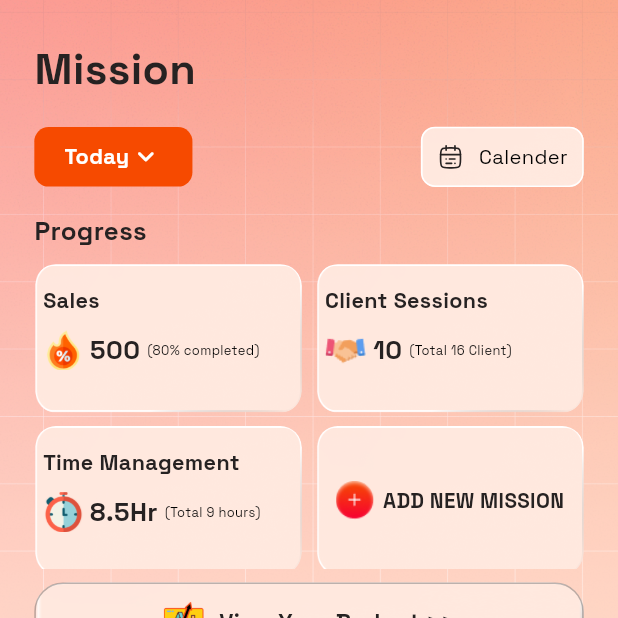
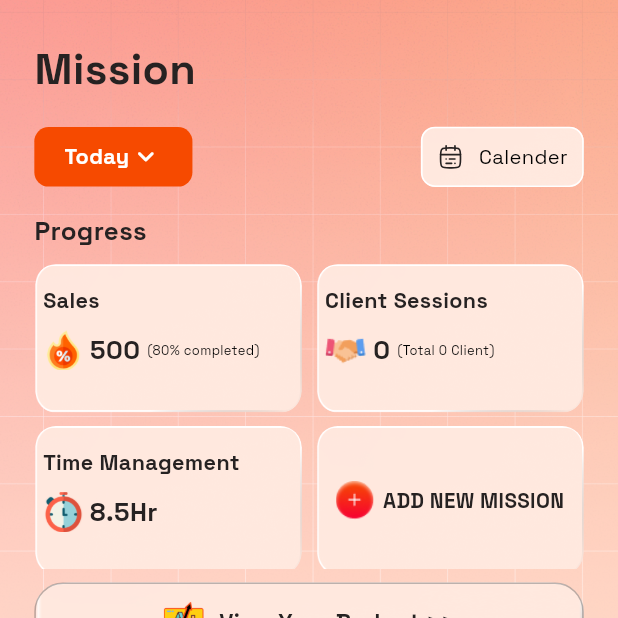
Before and after one commit to vjtyler68-cloud/goalshare-app, a Flutter app: the MainNavbarScreen screen opened by its route, after a tap on "Set new >>", after a tap on "Mission", on a phone screen of 412 x 824 dp, the top half of it. Run offline on Flutter 3.47's test engine with Material 3 defaults, Android fonts, the phone set to English and light mode, and no system bars; our stand-ins replace cached_network_image, carousel_slider, dotted_border, flutter_screenutil, flutter_svg, fluttertoast and 12 more; missing offline and left inert: dart:ffi, flutter_masonry_view; accounts and stored records are empty; network calls fail.

Commit message:
mission page client break time update api

```diff
--- a/lib/features/mission/controller/mission_controller.dart
+++ b/lib/features/mission/controller/mission_controller.dart
@@ -17,6 +17,7 @@ class MissionController extends GetxController {
   void onInit() {
     super.onInit();
     fetchMission();
+    fetchProgressInfo();
   }
 
   final RxBool isLoading = false.obs;
@@ -33,8 +34,6 @@ class MissionController extends GetxController {
     final mins = ((sec % 3600) ~/ 60).toString().padLeft(2, '0');
     return "$hours : $mins";
   }
-
-
 
   // ====== create mission dialog
   final RxString selectedDate = ''.obs;
@@ -146,8 +145,21 @@ class MissionController extends GetxController {
     }
   }
 
+  // list of all missions and details
   final RxList<GetAllMissionModel> getAllMissionList =
       <GetAllMissionModel>[].obs;
+
+  late final RxInt totalClient = 0.obs;
+  late final RxInt totalReachedClient = 0.obs;
+  late final RxInt totalSales = 0.obs;
+  late final RxInt totalSalesPercentage = 0.obs;
+
+  Future<void> fetchProgressInfo() async {
+    for (int i = 0; i <= getAllMissionList.length - 1; i++) {
+      totalClient.value += getAllMissionList[i].clientTarget!;
+      totalReachedClient.value += getAllMissionList[i].clientsReachedCount!;
+    }
+  }
 
   Future<void> fetchMission() async {
     isLoading.value = true;
@@ -211,12 +223,6 @@ class MissionController extends GetxController {
     }
   }
 
-  // total clients
-  final RxInt totalClients = 0.obs;
-
-  // total reached clients
-  final RxInt totalReachedClients = 0.obs;
-
   void clearField() {
     missionTitle.clear();
     clientTarget.clear();
--- a/lib/features/mission/screen/mission_screen.dart
+++ b/lib/features/mission/screen/mission_screen.dart
@@ -155,7 +155,8 @@ class MissionScreen extends StatelessWidget {
               // grids
               SizedBox(
                 height: AppSizes.h(230),
-                child: GridView(
+                child: Obx( () {
+                    return GridView(
                       shrinkWrap: true,
                       physics: NeverScrollableScrollPhysics(),
                       gridDelegate: SliverGridDelegateWithFixedCrossAxisCount(
@@ -178,8 +179,8 @@ class MissionScreen extends StatelessWidget {
                           _progressInfo(
                             'Client Sessions',
                             AppImages.handshake,
-                        '10',
-                        '(Total 16 Client)',
+                            '${missionController.totalReachedClient.value}',
+                            '(Total ${missionController.totalClient.value} Client)',
                           ),
                         ),
                         _progressBackground(
@@ -187,7 +188,7 @@ class MissionScreen extends StatelessWidget {
                             'Time Management',
                             AppImages.time,
                             '8.5Hr',
-                        '(Total 9 hours)',
+                            '',
                           ),
                         ),
                         _progressBackground(
@@ -197,6 +198,8 @@ class MissionScreen extends StatelessWidget {
                           }),
                         ),
                       ],
+                    );
+                  }
                 ),
               ),
               SizedBox(height: AppSizes.h(10)),
--- a/lib/features/mission_details/controller/mission_details_controller.dart
+++ b/lib/features/mission_details/controller/mission_details_controller.dart
@@ -86,7 +86,7 @@ class MissionDetailsController extends GetxController {
 
   double get progress => seconds.value % 60 / 60.0;
 
-  // ============== break time
+  // ============== break time ==============
   RxBool isRunningBreak = false.obs;
   RxInt secondsBreak = 0.obs;
 
@@ -367,13 +367,14 @@ class MissionDetailsController extends GetxController {
     final response = await NetworkConfig.instance.ApiRequestHandler(
       RequestMethod.PATCH,
       "${Urls.updateMissionBreakTimeSpent}/$missionID/update-timeSpent",
-      jsonEncode({"timeSpent": seconds}),
+      jsonEncode({"breakTimeSpent": seconds}),
       is_auth: true,
     );
 
     try {
       if (response != null && response['success'] == true) {
         isBreakLoading.value = false;
+        log("break----------- ${secondsBreak.value}");
         Get.snackbar(
           'Success',
           'Mission Break Spent Update Success',
--- a/lib/features/mission_details/screen/mission_details_screen.dart
+++ b/lib/features/mission_details/screen/mission_details_screen.dart
@@ -560,7 +560,7 @@ class MissionDetailsScreen extends StatelessWidget {
                           resetOnTap: missionDetailsController.resetBreakTimer,
                           saveOnTap: () {
                             missionDetailsController.saveBreakTimer(
-                              missionDetailsController.seconds.value,
+                              missionDetailsController.secondsBreak.value,
                             );
                           },
                           playPause: missionDetailsController.toggleBreakTimer,
@@ -573,7 +573,9 @@ class MissionDetailsScreen extends StatelessWidget {
 
                       // end your day button
                       CustomButtonWidget(
-                        onTap: () {},
+                        onTap: () {
+                          Get.back();
+                        },
                         buttonText: 'End Your Day',
                       ),
                     ],
```
Lines whose indentation alone changed are shown as unchanged.
